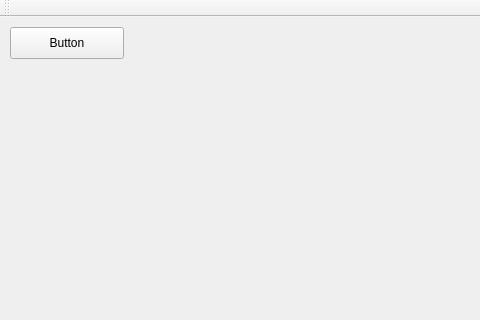
This is WeatherStream/mainwindow.ui in ShihoVN/HiveChime as Qt 5 draws it before an edit; both pictures show x 0 to 480 and y 0 to 320 of the 695 by 432 pixel window. The edited form follows.
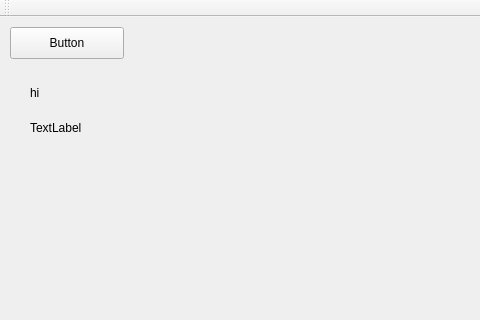
This is the edited form.

Commit message: Weather stream succesfully retrieves weather data

The edit to the form file:
```diff
--- a/WeatherStream/mainwindow.ui
+++ b/WeatherStream/mainwindow.ui
@@ -32,12 +32,25 @@
      <rect>
       <x>30</x>
       <y>60</y>
-      <width>311</width>
-      <height>181</height>
+      <width>111</width>
+      <height>31</height>
      </rect>
     </property>
     <property name="text">
-     <string/>
+     <string>hi</string>
+    </property>
+   </widget>
+   <widget class="QLabel" name="tempLabel">
+    <property name="geometry">
+     <rect>
+      <x>30</x>
+      <y>90</y>
+      <width>111</width>
+      <height>41</height>
+     </rect>
+    </property>
+    <property name="text">
+     <string>TextLabel</string>
     </property>
    </widget>
   </widget>
```
Left out of the diff: 2 changed lines with no effect on the pictures. The commit also changes 2 other files.
